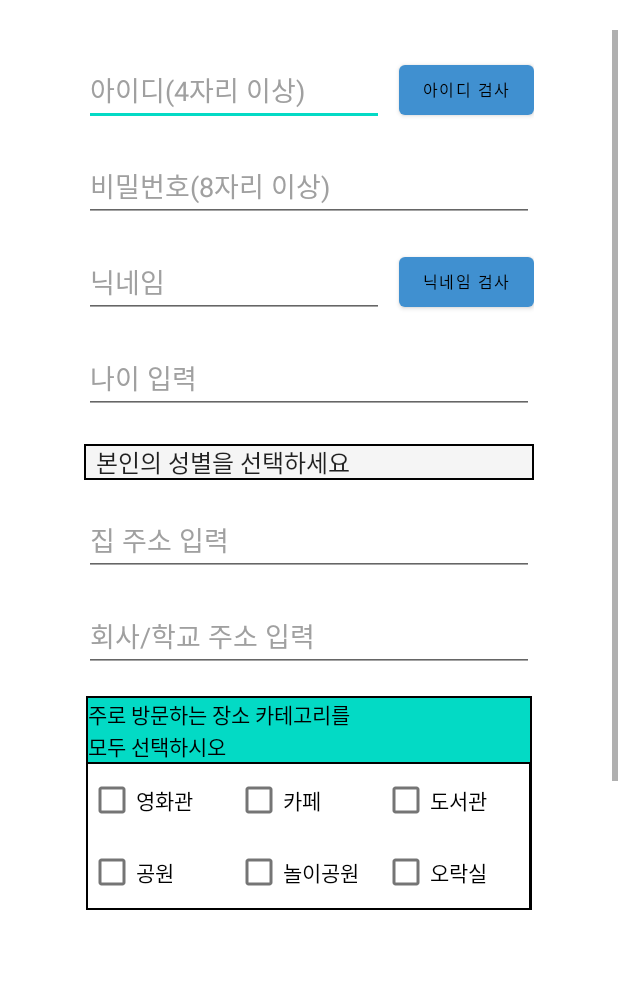
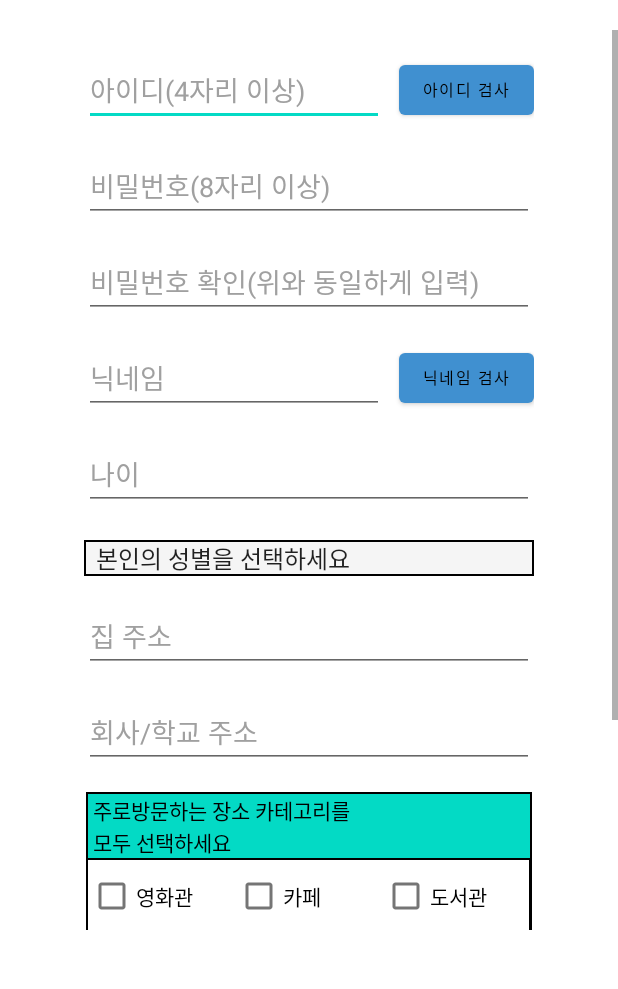
Before and after one commit to CSID-DGU/2022-2-CECD4-CBJ-2, an Android app: the JoinActivity screen opened directly, with no data from a screen before it, on a phone screen of 412 x 824 dp, the part 98-1087 px from its top. Run offline under Robolectric (Android 15) with nearby library versions, the phone set to English and light mode, and no system bars.

Commit message:
회원가입 페이지 수정

```diff
--- a/frontend/trailer/app/src/main/java/cbj/trailer/activity/JoinActivity.java
+++ b/frontend/trailer/app/src/main/java/cbj/trailer/activity/JoinActivity.java
@@ -39,7 +39,8 @@ public class JoinActivity extends AppCompatActivity {
 
     private TextView title;
     private EditText join_id;
-    private EditText join_pwd;
+    private EditText join_pwd1;
+    private EditText join_pwd2;
     private EditText join_nickname;
     private EditText join_age;
     private Spinner join_sex;
@@ -65,7 +66,7 @@ public class JoinActivity extends AppCompatActivity {
     private String category;
     private String exerciseIntensity;
     private boolean input_id;
-    private boolean input_pwd;
+    private boolean input_pwd1;
     private boolean input_nickname;
     private boolean input_age;
     private boolean input_sex;
@@ -91,7 +92,8 @@ public class JoinActivity extends AppCompatActivity {
         //service = RetrofitClient.getClient().create(ServiceApi.class);  // 통신을 위한 ServiceApi 생성
 
         join_id = findViewById(R.id.join_id);
-        join_pwd = findViewById(R.id.join_pwd);
+        join_pwd1 = findViewById(R.id.join_pwd1);
+        join_pwd2 = findViewById(R.id.join_pwd2);
         join_nickname = findViewById(R.id.join_nickname);
         join_age = findViewById(R.id.join_age);
         join_sex = findViewById(R.id.join_sex);
@@ -111,7 +113,7 @@ public class JoinActivity extends AppCompatActivity {
         join_progressbar = findViewById(R.id.join_pbar);                // xml의 컴포넌트와 각각 연결
 
         input_id = false;
-        input_pwd = false;
+        input_pwd1 = false;
         input_nickname = false;
         input_age = false;
         input_sex = false;
@@ -120,7 +122,7 @@ public class JoinActivity extends AppCompatActivity {
         input_exerciseIntensity = false;
 
 
-        //id 4자리 이상인지 확인
+        //id 입력이 변경되었는지 확인 후 다시 아이디 검사 하도록 boolean 변수 설정
         join_id.addTextChangedListener(new TextWatcher() {              // login 액티비티에서 설명했으므로 요약 설명
             @Override
             public void beforeTextChanged(CharSequence s, int start, int count, int after) {
@@ -157,7 +159,7 @@ public class JoinActivity extends AppCompatActivity {
         });
 
         //pwd 8자리 이상인지 확인
-        join_pwd.addTextChangedListener(new TextWatcher() {              // login 액티비티에서 설명했으므로 요약 설명
+        join_pwd1.addTextChangedListener(new TextWatcher() {              // login 액티비티에서 설명했으므로 요약 설명
             @Override
             public void beforeTextChanged(CharSequence s, int start, int count, int after) {
             }
@@ -166,11 +168,11 @@ public class JoinActivity extends AppCompatActivity {
             public void onTextChanged(CharSequence s, int start, int before, int count) {
                 String cor_pwd = s.toString();
                 if (cor_pwd.length() > 7) {
-                    input_pwd = true;
+                    input_pwd1 = true;
                     pwd = cor_pwd;
                 }
                 else
-                    input_pwd = false;
+                    input_pwd1 = false;
             }                                                           // 아이디가 4글자 이상일 때 버튼 활성화
 
             @Override
@@ -330,7 +332,7 @@ public class JoinActivity extends AppCompatActivity {
         join_btn.setOnClickListener(new View.OnClickListener() {
             @Override
             public void onClick(View v) {
-                if(input_id && input_pwd && input_nickname && input_age && input_sex && input_homeAddress && input_companyAddress && input_exerciseIntensity){
+                if(input_id && input_pwd1 && input_nickname && input_age && input_sex && input_homeAddress && input_companyAddress && input_exerciseIntensity){
                     if(join_movieTheater.isChecked()){
                         category+="영화관,";
                     }
@@ -351,11 +353,23 @@ public class JoinActivity extends AppCompatActivity {
                     }
                     if(!category.equals(""))
                         category = category.substring(0,category.length()-1);
+                    if(join_pwd1.getText().toString() != null && !join_pwd1.getText().toString().equals("") && join_pwd2.getText().toString() != null && !join_pwd2.getText().toString().equals("")) {
+                        if (join_pwd1.getText().toString().equals(join_pwd2.getText().toString())) {
+                            join_progressbar.setVisibility(View.VISIBLE);   // progressbar를 활성화 해주고
+                            startJoin(new JoinRequest(id, pwd, nickname, age, sex, homeAddress, companyAddress, category, exerciseIntensity));      // 회원가입통신 시작
+                        }
+                        else {
+                            Toast.makeText(JoinActivity.this, "동일한 비밀번호를 입력해주시기 바랍니다.", Toast.LENGTH_SHORT).show();
+                        }
+                    }
+                    else{
+                        Toast.makeText(JoinActivity.this, "8자리 이상의 비밀번호를 입력해주시기 바랍니다.", Toast.LENGTH_SHORT).show();
+                    }
                 }
                 else{
                     if(!input_id)
                         Toast.makeText(JoinActivity.this, "아이디 검사를 진행해주시기 바랍니다.", Toast.LENGTH_SHORT).show();
-                    else if(!input_pwd)
+                    else if(!input_pwd1)
                         Toast.makeText(JoinActivity.this, "8자리 이상의 비밀번호를 입력해주시기 바랍니다.", Toast.LENGTH_SHORT).show();
                     else if(!input_nickname)
                         Toast.makeText(JoinActivity.this, "닉네임 검사를 진행해주시기 바랍니다.", Toast.LENGTH_SHORT).show();
@@ -370,8 +384,6 @@ public class JoinActivity extends AppCompatActivity {
                     else
                         Toast.makeText(JoinActivity.this, "본인이 원하는 운동강도를 선택해주시기 바랍니다.", Toast.LENGTH_SHORT).show();
                 }
-                join_progressbar.setVisibility(View.VISIBLE);   // progressbar를 활성화 해주고
-                startJoin(new JoinRequest(id, pwd, nickname, age, sex, homeAddress, companyAddress, category, exerciseIntensity));      // 회원가입통신 시작
             }
         });
     }
--- a/frontend/trailer/app/src/main/java/cbj/trailer/activity/MainActivity.java
+++ b/frontend/trailer/app/src/main/java/cbj/trailer/activity/MainActivity.java
@@ -83,5 +83,10 @@ public class MainActivity extends AppCompatActivity {
             }
 
         });
+
+
+
     }
+
+
 }
--- a/frontend/trailer/app/src/main/res/layout/activity_join.xml
+++ b/frontend/trailer/app/src/main/res/layout/activity_join.xml
@@ -68,11 +68,23 @@
             </LinearLayout>
 
             <EditText
-                android:id="@+id/join_pwd"
+                android:id="@+id/join_pwd1"
                 android:layout_width="300dp"
                 android:layout_height="wrap_content"
                 android:layout_marginTop="16dp"
                 android:hint="비밀번호(8자리 이상)"
+                android:inputType="textPassword"
+                android:maxLength="20"
+                android:maxLines="1"
+                android:singleLine="true"
+                android:textColorHint="#FFA0A0A0" />
+
+            <EditText
+                android:id="@+id/join_pwd2"
+                android:layout_width="300dp"
+                android:layout_height="wrap_content"
+                android:layout_marginTop="16dp"
+                android:hint="비밀번호 확인(위와 동일하게 입력)"
                 android:inputType="textPassword"
                 android:maxLength="20"
                 android:maxLines="1"
@@ -115,7 +127,7 @@
                 android:layout_width="300dp"
                 android:layout_height="wrap_content"
                 android:layout_marginTop="16dp"
-                android:hint="나이 입력"
+                android:hint="나이"
                 android:inputType="text"
                 android:maxLength="20"
                 android:maxLines="1"
@@ -135,7 +147,7 @@
                 android:layout_width="300dp"
                 android:layout_height="wrap_content"
                 android:layout_marginTop="16dp"
-                android:hint="집 주소 입력"
+                android:hint="집 주소"
                 android:inputType="text"
                 android:maxLength="100"
                 android:maxLines="1"
@@ -147,7 +159,7 @@
                 android:layout_width="300dp"
                 android:layout_height="wrap_content"
                 android:layout_marginTop="16dp"
-                android:hint="회사/학교 주소 입력"
+                android:hint="회사/학교 주소"
                 android:inputType="text"
                 android:maxLength="100"
                 android:maxLines="1"
@@ -168,7 +180,7 @@
                     android:layout_marginTop="1dp"
                     android:layout_marginLeft="1dp"
                     android:layout_marginRight="1dp"
-                    android:text="주로 방문하는 장소 카테고리를"
+                    android:text=" 주로방문하는 장소 카테고리를"
                     android:textColor="@color/black"
                     android:maxLength="50"
                     android:maxLines="1"
@@ -179,7 +191,7 @@
                     android:layout_height="wrap_content"
                     android:layout_marginLeft="1dp"
                     android:layout_marginRight="1dp"
-                    android:text="모두 선택하시오"
+                    android:text=" 모두 선택하세요"
                     android:textColor="@color/black"
                     android:maxLength="50"
                     android:maxLines="1"
```
